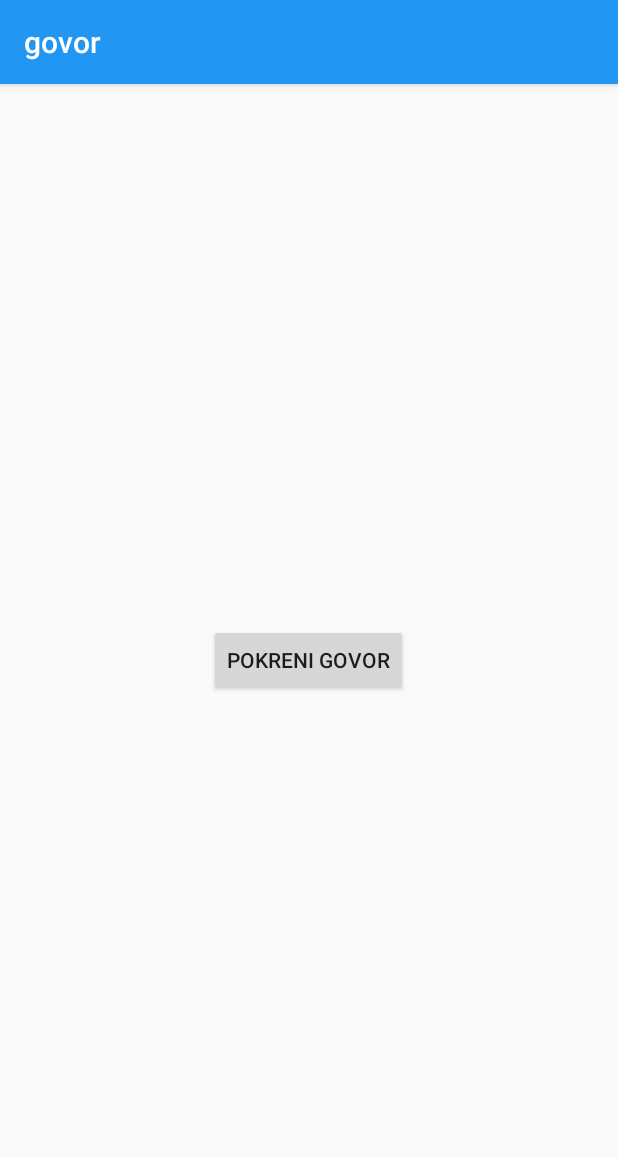
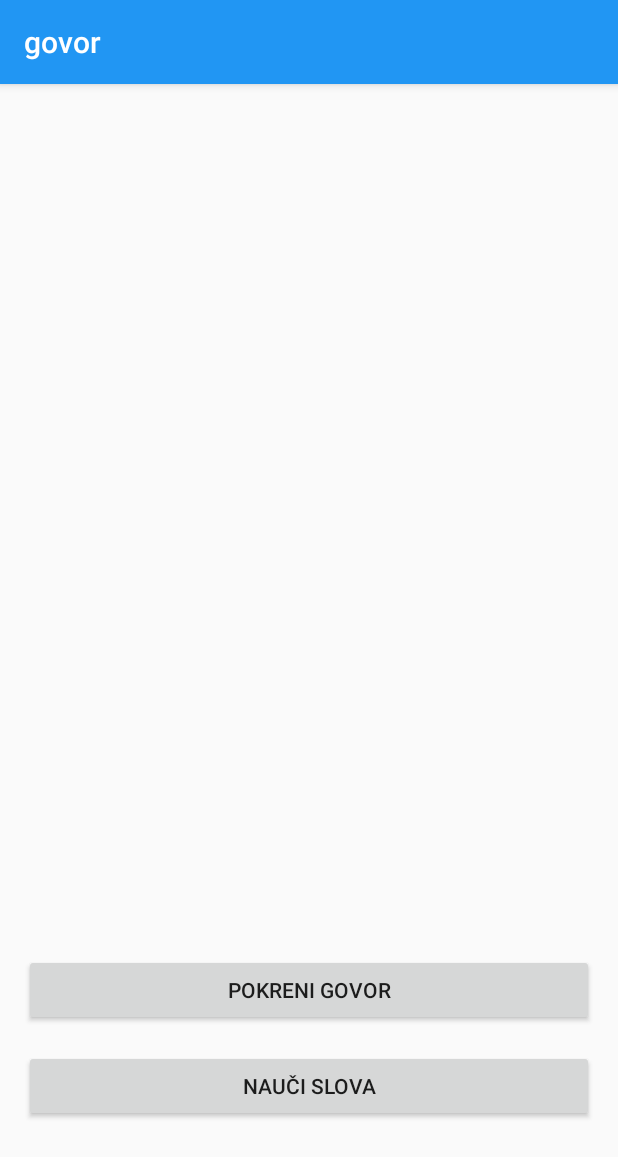
Before and after one commit to marko101/VoipPoruke, an Android app built with Jetpack Compose: the screen it shows after launch (MainActivity), on a phone screen of 412 x 824 dp. Shown: the top 1157 px of the screen. Run offline under Robolectric (Android 15) with nearby library versions, the phone set to English and light mode, and no system bars.

```diff
--- a/app/src/main/AndroidManifest.xml
+++ b/app/src/main/AndroidManifest.xml
@@ -20,7 +20,8 @@
         android:theme="@style/AppTheme">
 
         <activity android:name=".GovorActivity" />
-        <activity
+        <activity android:name=".LettersActivity"
+            android:label="Letters Activity" />        <activity
             android:name=".MainActivity"
             android:exported="true"
             android:label="@string/app_name"
--- a/app/src/main/java/com/example/govor/MainActivity.kt
+++ b/app/src/main/java/com/example/govor/MainActivity.kt
@@ -17,5 +17,12 @@ class MainActivity : AppCompatActivity() {
             val intent = Intent(this, GovorActivity::class.java)
             startActivity(intent)
         }
+
+        val btnOpenLettersActivity: Button = findViewById(R.id.btnOpenLettersActivity)
+        btnOpenLettersActivity.setOnClickListener {
+            val intent = Intent(this, LettersActivity::class.java)
+            startActivity(intent)
+        }
     }
+
 }
--- a/app/src/main/res/layout/activity_main.xml
+++ b/app/src/main/res/layout/activity_main.xml
@@ -3,7 +3,7 @@
     android:layout_width="match_parent"
     android:layout_height="match_parent"
     xmlns:app="http://schemas.android.com/apk/res-auto"
-    android:padding="0dp">
+    android:padding="16dp">
 
     <com.airbnb.lottie.LottieAnimationView
         android:id="@+id/lottieAnimationView"
@@ -14,11 +14,22 @@
         app:lottie_autoPlay="true"
         app:lottie_loop="true" />
 
+    <!-- Prvi taster smešten iznad dna RelativeLayout-a -->
+    <Button
+        android:id="@+id/btnOpenLettersActivity"
+        android:layout_width="match_parent"
+        android:layout_height="wrap_content"
+        android:layout_alignParentBottom="true"
+        android:text="Nauči slova"
+        android:layout_marginBottom="60dp" />
+
+    <!-- Drugi taster smešten iznad prvog tastera -->
     <Button
         android:id="@+id/btnStartGovorActivity"
-        android:layout_width="wrap_content"
+        android:layout_width="match_parent"
         android:layout_height="wrap_content"
+        android:layout_above="@id/btnOpenLettersActivity"
         android:text="Pokreni Govor"
-        android:layout_centerInParent="true"/>
+        android:layout_marginBottom="16dp"/>
 
 </RelativeLayout>
```
Also changed, not shown: app/src/main/java/com/example/govor/LetterAdapter.kt (added, +32 -0 lines), app/src/main/java/com/example/govor/LettersActivity.kt (added, +46 -0 lines), app/src/main/res/layout/activity_letters.xml (added, +37 -0 lines), app/src/main/res/layout/letter_item.xml (added, +11 -0 lines).
